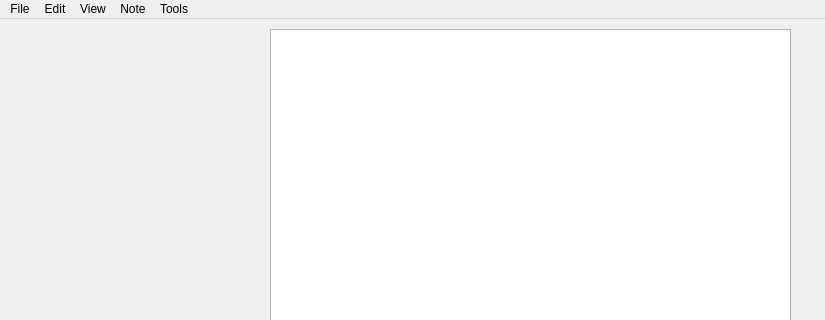
The window that notepad.ui (razashahid107/NOTEPAD-QT) describes before a commit, drawn with Qt 5; both pictures show x 0 to 825 and y 0 to 320 of the 825 by 602 pixel window.
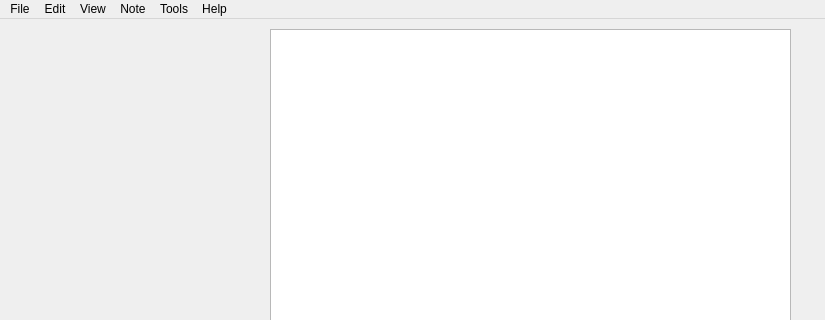
The same window after the commit. Icons and pictures are not drawn.

Patch:
```diff
--- a/notepad.ui
+++ b/notepad.ui
@@ -102,11 +102,18 @@
      <string>Tools</string>
     </property>
    </widget>
+   <widget class="QMenu" name="menuHelp">
+    <property name="title">
+     <string>Help</string>
+    </property>
+    <addaction name="actionOnline"/>
+   </widget>
    <addaction name="menuFile"/>
    <addaction name="menuEdit"/>
    <addaction name="menuView"/>
    <addaction name="menuNote"/>
    <addaction name="menuTools"/>
+   <addaction name="menuHelp"/>
   </widget>
   <widget class="QStatusBar" name="statusbar"/>
   <action name="actionOpen">
```
Left out of the diff: 15 changed lines with no effect on the pictures.
